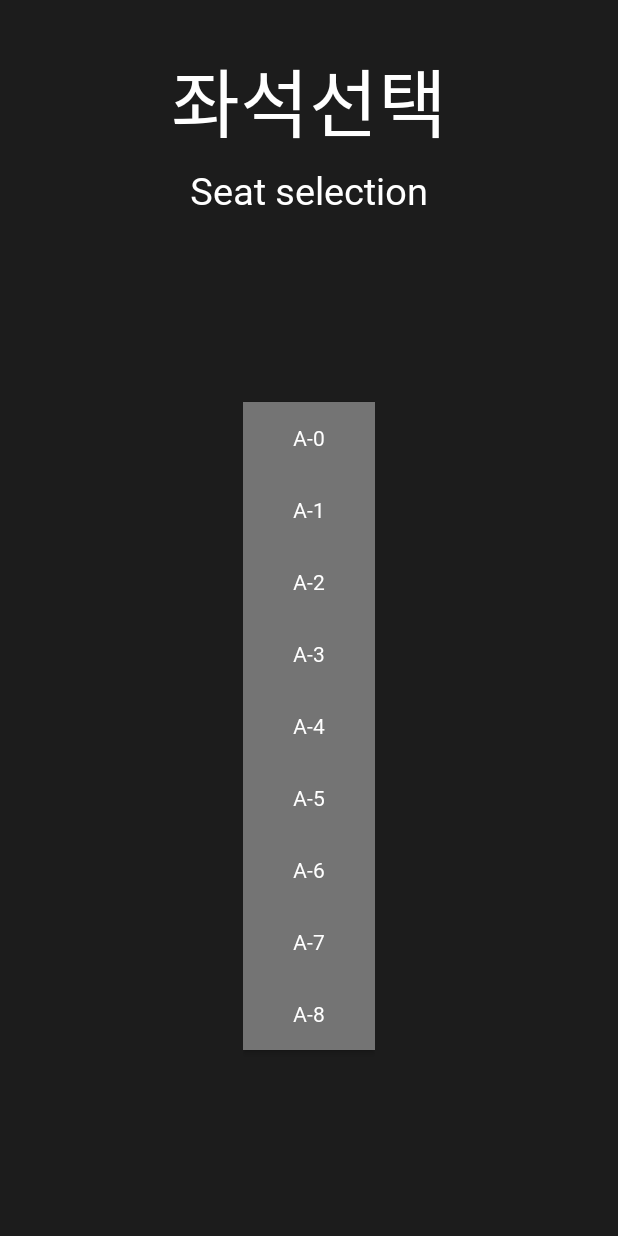
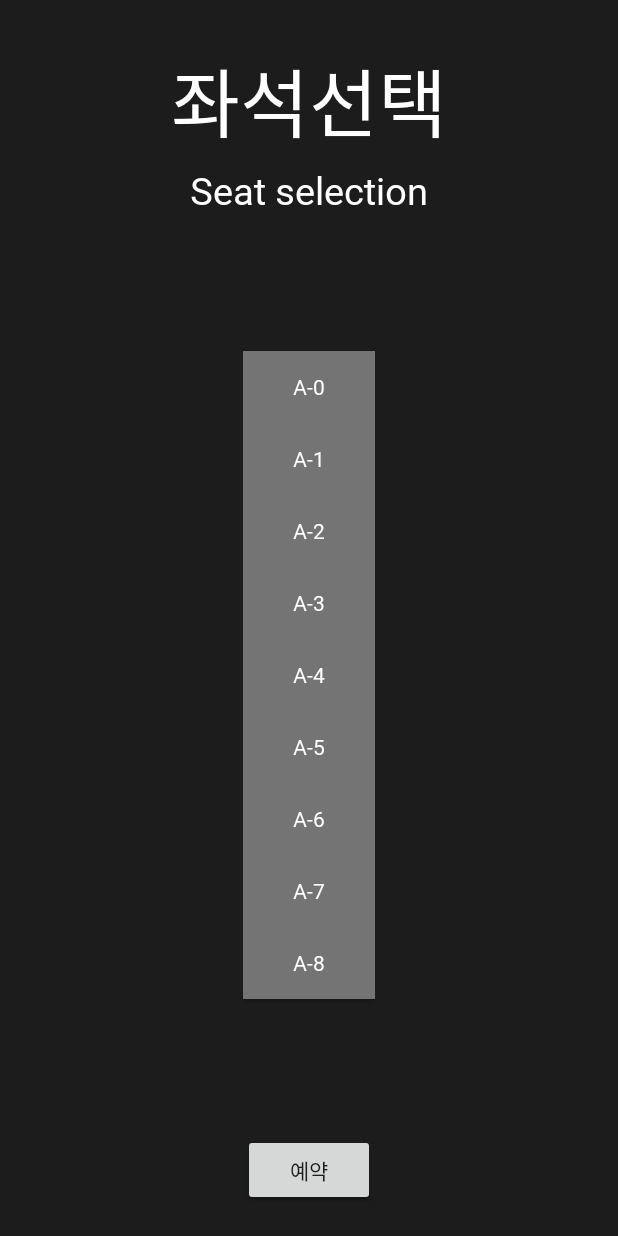
Before and after one commit to SongYunMin/Capstone_Design, an Android app: the SeatReservationActivity screen opened directly, with no data from a screen before it, on a phone screen of 412 x 824 dp. Run offline under Robolectric (Android 15) with nearby library versions, the phone set to English and light mode, and no system bars.

Commit message:
Setting 변경

```diff
--- a/app/src/main/java/com/example/capstone_design/TicketAdapter.java
+++ b/app/src/main/java/com/example/capstone_design/TicketAdapter.java
@@ -53,7 +53,8 @@ public class TicketAdapter extends ArrayAdapter<Ticket_VO> {
     // 내부적으로 자동 호출 됨
     public View getView(final int position, View convertView, ViewGroup parent) {
         if (convertView == null) {
-            LayoutInflater inflater = (LayoutInflater) context.getSystemService(Context.LAYOUT_INFLATER_SERVICE);
+            LayoutInflater inflater = (LayoutInflater) context.getSystemService(Context.
+                    LAYOUT_INFLATER_SERVICE);
             convertView = inflater.inflate(resId, null);
             TicketHolder holder = new TicketHolder(convertView);
             convertView.setTag(holder);
--- a/app/src/main/res/layout/activity_seat_reservation.xml
+++ b/app/src/main/res/layout/activity_seat_reservation.xml
@@ -129,5 +129,15 @@
             android:textColor="#FFFFFF" />
     </LinearLayout>
 
+    <Button
+        android:id="@+id/reservation"
+        android:layout_width="wrap_content"
+        android:layout_height="wrap_content"
+        android:layout_gravity="center"
+        android:layout_marginBottom="20dp"
+        android:fontFamily="@font/seoulnamsanb"
+        android:text="예약"
+        />
+
 
 </LinearLayout>
```
Also changed, not shown: app/src/main/java/com/example/capstone_design/CreateQR.java (+5 -3 lines), app/src/main/java/com/example/capstone_design/SeatReservationActivity.java (+26 -13 lines), app/src/main/java/com/example/capstone_design/Ticket_Reservation_Activity.java (+8 -10 lines).
